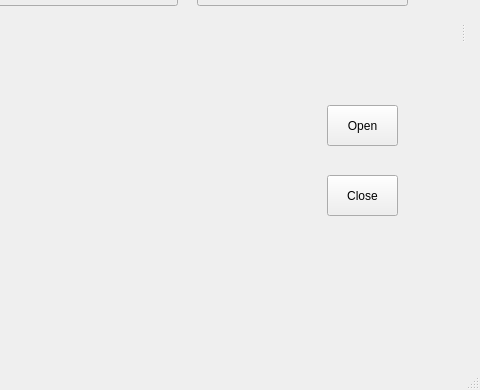
NollmannLab/qudi-HiM, file gui/Fly_Arena_GUIs/optogenetic/optogenetic_window.ui: the form before one commit; both pictures show x 303 to 783 and y 304 to 694 of the 783 by 694 pixel window.
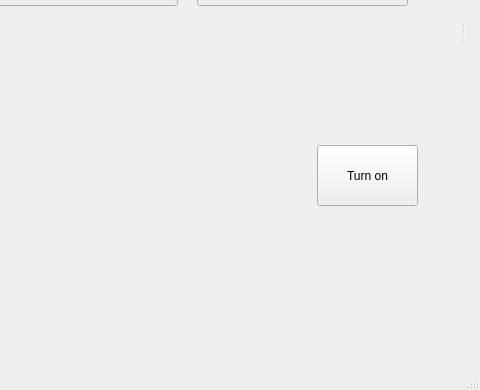
The form after the commit.

The edit to the form file:
```diff
--- a/gui/Fly_Arena_GUIs/optogenetic/optogenetic_window.ui
+++ b/gui/Fly_Arena_GUIs/optogenetic/optogenetic_window.ui
@@ -138,30 +138,17 @@
       <string/>
      </property>
     </widget>
-    <widget class="QToolButton" name="open">
+    <widget class="QPushButton" name="toggleButton">
      <property name="geometry">
       <rect>
-       <x>630</x>
-       <y>390</y>
-       <width>71</width>
-       <height>41</height>
+       <x>620</x>
+       <y>430</y>
+       <width>101</width>
+       <height>61</height>
       </rect>
      </property>
      <property name="text">
-      <string>Open</string>
-     </property>
-    </widget>
-    <widget class="QToolButton" name="close">
-     <property name="geometry">
-      <rect>
-       <x>630</x>
-       <y>460</y>
-       <width>71</width>
-       <height>41</height>
-      </rect>
-     </property>
-     <property name="text">
-      <string>Close</string>
+      <string>Turn on</string>
      </property>
     </widget>
    </widget>
```
